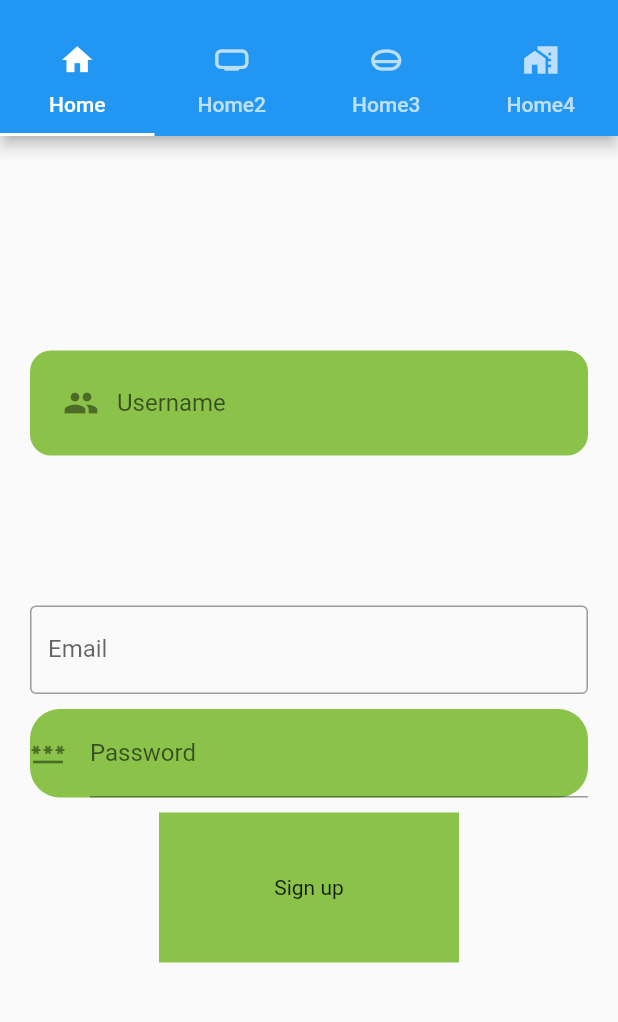
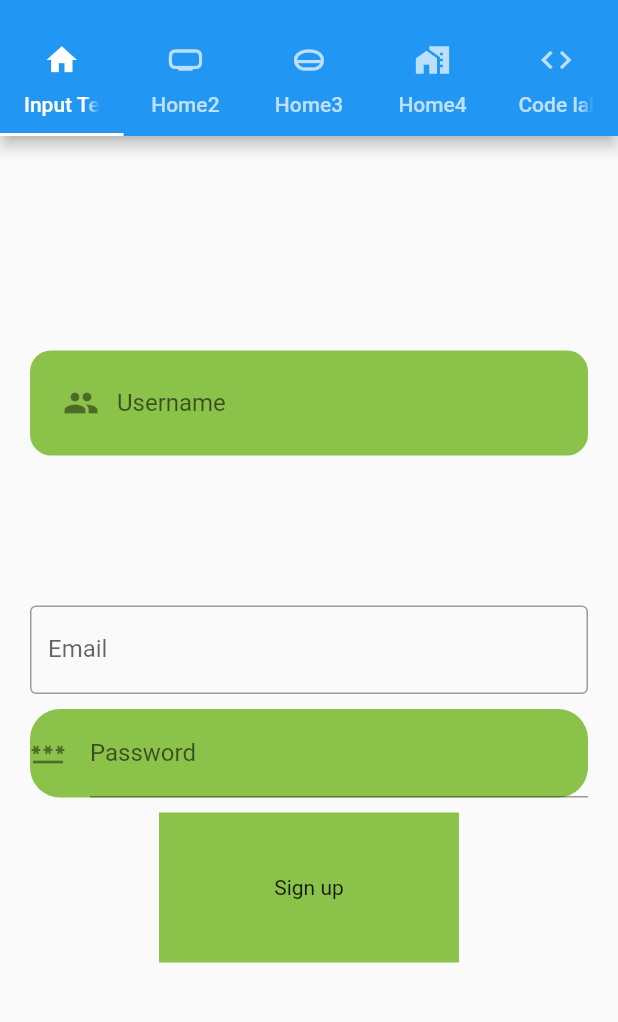
Before and after one commit to abbasrehmat570/Flutter_Practice, a Flutter app: the screen it shows after launch, on a phone screen of 412 x 824 dp, the part 59-1081 px from its top. Run offline on Flutter 3.47's test engine with Material 2 defaults, Android fonts, the phone set to English and light mode, and no system bars; our stand-ins replace flutter_native_splash.

Commit message:
27 updated

```diff
--- a/lib/main.dart
+++ b/lib/main.dart
@@ -1,6 +1,7 @@
 import 'package:flutter/material.dart';
 import 'package:flutter_native_splash/flutter_native_splash.dart';
 import 'package:untitled/pages/splash.dart';
+import 'package:untitled/tabs/codelabs.dart';
 import 'package:untitled/tabs/h1.dart';
 import 'package:untitled/tabs/h2.dart';
 import 'package:untitled/tabs/h3.dart';
@@ -47,7 +48,7 @@ class _MyAppState extends State<MyApp> {
               tabs: [
                 Tab(
                   icon: Icon(Icons.home),
-                  text: "Home",
+                  text: "Input Text",
                 ),
                 Tab(
                   icon: Icon(Icons.home_max_rounded),
@@ -61,19 +62,26 @@ class _MyAppState extends State<MyApp> {
                   icon: Icon(Icons.home_work),
                   text: "Home4",
                 ),
+                Tab(
+                  icon: Icon(Icons.code),
+                  text: "Code labs",
+                ),
               ],
             ),
           ),
           body: const TabBarView(
+
             children: [
               Home1(),
               Home2(),
               Home3(),
               Home4(),
+              CodeLabs(),
+
             ],
           ),
         ),
-        length: 4,
+        length: 5,
       ),
       debugShowCheckedModeBanner: false,
     );
--- a/pubspec.yaml
+++ b/pubspec.yaml
@@ -16,6 +16,7 @@ dependencies:
   cupertino_icons: ^1.0.2
   flutter_native_splash: ^2.1.5
   http: ^0.13.4
+  english_words: ^4.0.0
 
 
 
```
Also changed, not shown: pubspec.lock.
